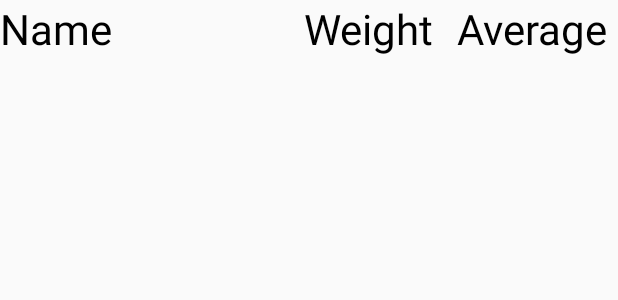
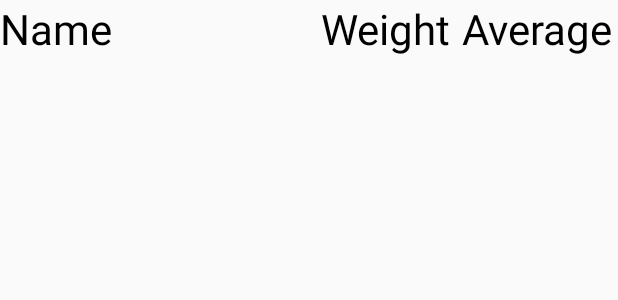
Before and after one commit to csshafiqahmed-zz/GradeTracker-Android, an Android app: the layout categories_custom_adapter.xml on its own in the app's theme, with its tools: preview values and no code run, on a phone screen of 412 x 824 dp. Shown: the top 300 px of the screen. Run offline under Robolectric (Android 15) with nearby library versions, the phone set to English and light mode, and no system bars.

Commit message:
minor UI changes

```diff
--- a/app/src/main/res/layout/categories_custom_adapter.xml
+++ b/app/src/main/res/layout/categories_custom_adapter.xml
@@ -9,7 +9,7 @@
         android:layout_height="wrap_content"
         android:text="Name"
         android:textSize="28sp"
-        android:layout_weight="0.80"
+        android:layout_weight="0.90"
         android:textColor="@android:color/background_dark" />
 
     <TextView
@@ -18,7 +18,7 @@
         android:layout_height="wrap_content"
         android:text="Weight"
         android:textSize="28sp"
-        android:layout_weight="0.10"
+        android:layout_weight="0.05"
         android:textAlignment="center"
         android:textColor="@android:color/background_dark" />
 
@@ -28,7 +28,7 @@
         android:layout_height="wrap_content"
         android:text="Average"
         android:textSize="28sp"
-        android:layout_weight="0.10"
+        android:layout_weight="0.05"
         android:textAlignment="center"
         android:textColor="@android:color/background_dark" />
 
```
